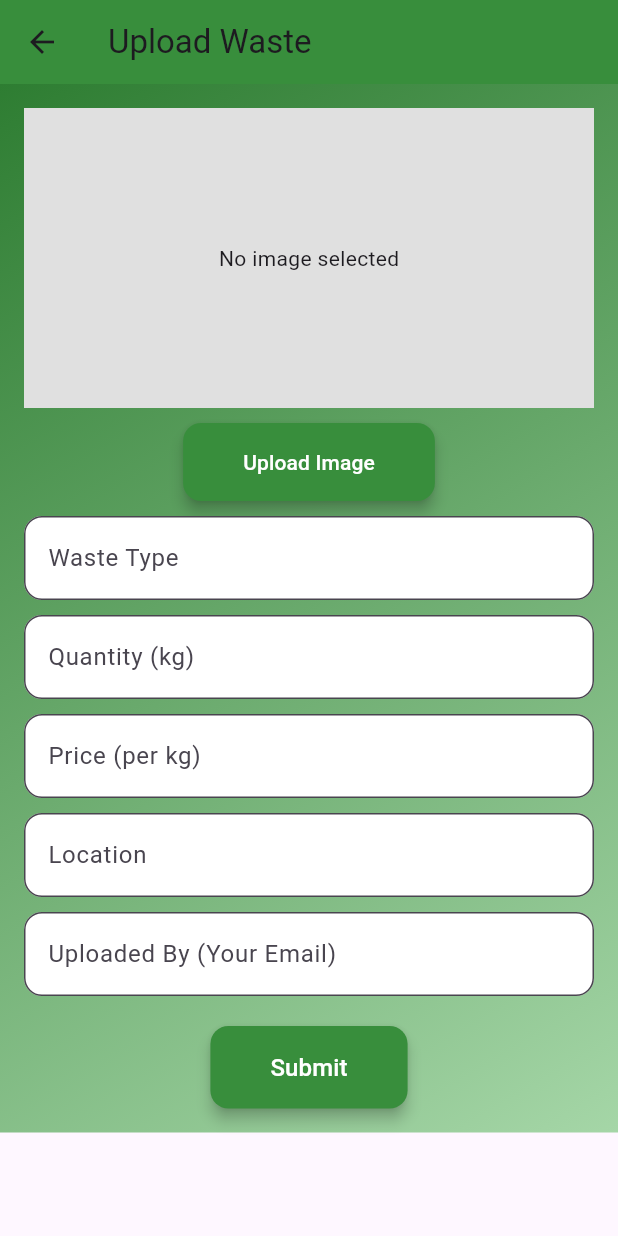
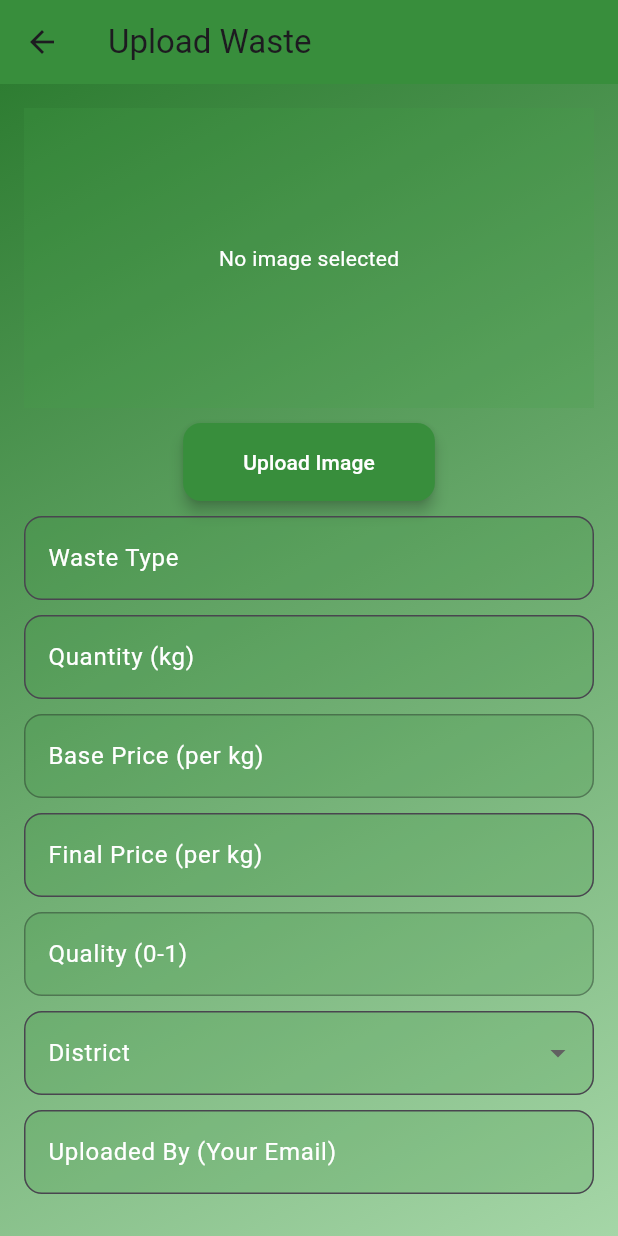
Before and after one commit to kaali18/TrashNada, a Flutter app: the UploadWasteScreen screen opened directly, after a tap on "Upload Image", on a phone screen of 412 x 824 dp. Run offline on Flutter 3.47's test engine with Material 3 defaults, Android fonts, the phone set to English and light mode, and no system bars; our stand-ins replace google_generative_ai, image_picker, jwt_decoder, shared_preferences; missing offline and left inert: tflite_flutter; accounts and stored records are empty.

Commit message:
UPDATION TILL SUCCESS RUNNING OF 2 AI

```diff
--- /dev/null
+++ b/lib/utils/price_detector.dart
@@ -0,0 +1,57 @@
+import 'package:tflite_flutter/tflite_flutter.dart';
+//import 'dart:typed_data';
+
+class PriceDetector {
+  Interpreter? _interpreter;
+  final List<String> labels = ['plastic', 'metal', 'paper', 'cardboard', 'trash', 'glass'];
+  bool _isModelLoaded = false;
+
+  Future<void> loadModel() async {
+    try {
+      _interpreter = await Interpreter.fromAsset('assets/models/advanced_price_predictor.tflite');
+      _isModelLoaded = true;
+      print('Price detection model loaded successfully');
+      print('Input shape: ${_interpreter!.getInputTensor(0).shape}');
+      print('Output shape: ${_interpreter!.getOutputTensor(0).shape}');
+    } catch (e) {
+      print('Error loading price detection model: $e');
+      throw Exception('Failed to load price detection model');
+    }
+  }
+
+  Future<double> predictPrice(String wasteType, double quality) async {
+    if (!_isModelLoaded || _interpreter == null) {
+      print('Price model not loaded');
+      return 0.0;
+    }
+
+    try {
+      // Create a mutable list for one-hot encoding
+      List<double> oneHot = List<double>.generate(labels.length, (_) => 0.0);
+      int index = labels.indexOf(wasteType.toLowerCase());
+      if (index != -1) {
+        oneHot[index] = 1.0;
+      } else {
+        oneHot[labels.indexOf('trash')] = 1.0; // Default to trash
+      }
+
+      // Add quality to the input list (total 7 elements)
+      List<double> inputData = [...oneHot, quality.clamp(0.0, 1.0)];
+      var input = [inputData]; // Shape [1, 7]
+      var output = List.filled(1, List.filled(1, 0.0)); // Shape [1, 1]
+
+      _interpreter!.run(input, output);
+      print('Price output: ${output[0][0]}');
+
+      return output[0][0].clamp(0.0, 1000.0);
+    } catch (e) {
+      print('Price prediction error: $e');
+      return 0.0;
+    }
+  }
+
+  void close() {
+    _interpreter?.close();
+    _isModelLoaded = false;
+  }
+}
--- a/lib/wasteUploadScreen.dart
+++ b/lib/wasteUploadScreen.dart
@@ -2,6 +2,7 @@ import 'package:flutter/material.dart';
 import 'package:image_picker/image_picker.dart';
 import 'dart:io';
 import '../utils/classifier.dart';
+import '../utils/price_detector.dart';
 import 'package:abwm/Services/api_services.dart';
 
 class UploadWasteScreen extends StatefulWidget {
@@ -14,40 +15,67 @@ class _UploadWasteScreenState extends State<UploadWasteScreen> {
   final _typeController = TextEditingController();
   final _quantityController = TextEditingController();
   final _priceController = TextEditingController();
-  final _locationController = TextEditingController();
   final _uploadedByController = TextEditingController();
+  final _basePriceController = TextEditingController();
+  final _qualityController = TextEditingController();
+
+  // List of 14 districts in Kerala
+  final List<String> _districts = [
+    'Alappuzha',
+    'Ernakulam',
+    'Idukki',
+    'Kannur',
+    'Kasaragod',
+    'Kollam',
+    'Kottayam',
+    'Kozhikode',
+    'Malappuram',
+    'Palakkad',
+    'Pathanamthitta',
+    'Thiruvananthapuram',
+    'Thrissur',
+    'Wayanad',
+  ];
+  String? _selectedDistrict; // To hold the selected district
 
   File? _image;
   late WasteClassifier _classifier;
+  late PriceDetector _priceDetector;
   bool _isClassifying = false;
+  bool _isPriceDetecting = false;
   bool _isModelLoading = true;
+  bool _isPriceModelLoading = true;
   bool _isUploading = false;
 
   @override
   void initState() {
     super.initState();
     _classifier = WasteClassifier();
-    _loadModel();
+    _priceDetector = PriceDetector();
+    _loadModels();
   }
 
-  Future<void> _loadModel() async {
-    setState(() => _isModelLoading = true);
+  Future<void> _loadModels() async {
     try {
       await _classifier.loadModel();
       setState(() => _isModelLoading = false);
+      await _priceDetector.loadModel();
+      setState(() => _isPriceModelLoading = false);
     } catch (e) {
-      print('Model load failed: $e');
-      setState(() => _isModelLoading = false);
       ScaffoldMessenger.of(context).showSnackBar(
-        SnackBar(content: Text('Failed to load model: $e')),
+        SnackBar(content: Text('Failed to load models: $e')),
       );
+      setState(() {
+        _isModelLoading = false;
+        _isPriceModelLoading = false;
+      });
     }
   }
 
   Future<void> _pickImage() async {
-  if (_isModelLoading) {
+    if (_isModelLoading || _isPriceModelLoading) {
       ScaffoldMessenger.of(context).showSnackBar(
-      SnackBar(content: Text('Please wait, model is still loading')),
+        SnackBar(content: Text('Please wait, models are loading')),
       );
       return;
     }
@@ -58,44 +86,57 @@ class _UploadWasteScreenState extends State<UploadWasteScreen> {
       setState(() {
         _image = File(pickedFile.path);
         _isClassifying = true;
+        _isPriceDetecting = true;
       });
+
       try {
-      String type = await _classifier.classifyImage(_image!);
-      print('Classification result: $type'); // Now outputs one of: plastic, metal, paper, cardboard, trash, glass
+        String wasteClass = await _classifier.classifyImage(_image!);
+        double quality = 0.8; // Placeholder
+        double basePrice = await _priceDetector.predictPrice(wasteClass, quality);
+
         setState(() {
-        _typeController.text = type; // Ensure UI reflects lowercase labels
+          _typeController.text = wasteClass;
+          _basePriceController.text = basePrice.toStringAsFixed(2);
+          _priceController.text = basePrice.toStringAsFixed(2);
+          _qualityController.text = quality.toStringAsFixed(2);
           _isClassifying = false;
+          _isPriceDetecting = false;
         });
       } catch (e) {
-      print('Error classifying image: $e');
         setState(() {
-        _typeController.text = 'Error';
+          _typeController.text = 'error';
+          _basePriceController.text = '0.00';
+          _priceController.text = '0.00';
+          _qualityController.text = '0.00';
           _isClassifying = false;
+          _isPriceDetecting = false;
         });
+        ScaffoldMessenger.of(context).showSnackBar(
+          SnackBar(content: Text('Error processing image: $e')),
+        );
       }
     }
   }
 
   Future<void> _uploadWaste() async {
-  if (_formKey.currentState!.validate() && _image != null) {
+    if (_formKey.currentState!.validate() && _image != null && _selectedDistrict != null) {
       final waste = {
         'type': _typeController.text,
         'quantity': double.parse(_quantityController.text),
         'price': double.parse(_priceController.text),
-      'location': _locationController.text,
-      'uploadedBy': _uploadedByController.text, // Can be any string now
+        'quality': double.parse(_qualityController.text),
+        'location': _selectedDistrict, // Use selected district
+        'uploadedBy': _uploadedByController.text,
       };
 
       setState(() => _isUploading = true);
       try {
-      print('Uploading waste: $waste, Image: ${_image!.path}');
         await ApiService.uploadWaste(waste, _image!);
         ScaffoldMessenger.of(context).showSnackBar(
           SnackBar(content: Text('Waste uploaded successfully!')),
         );
         Navigator.pop(context);
       } catch (e) {
-      print('Upload error: $e');
         ScaffoldMessenger.of(context).showSnackBar(
           SnackBar(content: Text('Failed to upload waste: $e')),
         );
@@ -104,7 +145,7 @@ class _UploadWasteScreenState extends State<UploadWasteScreen> {
       }
     } else {
       ScaffoldMessenger.of(context).showSnackBar(
-      SnackBar(content: Text('Please upload an image and fill all fields')),
+        SnackBar(content: Text('Please upload an image, select a district, and fill all fields')),
       );
     }
   }
@@ -131,16 +172,22 @@ class _UploadWasteScreenState extends State<UploadWasteScreen> {
             child: SingleChildScrollView(
               child: Column(
                 children: [
-                  _isModelLoading
-                      ? Center(child: CircularProgressIndicator())
+                  _isModelLoading || _isPriceModelLoading
+                      ? Center(child: CircularProgressIndicator(color: Colors.white))
                       : _image == null
                           ? Container(
                               height: 200,
                               width: double.infinity,
-                              color: Colors.grey.shade300,
-                              child: Center(child: Text('No image selected')),
+                              color: Colors.green.shade600.withOpacity(0.2),
+                              child: Center(child: Text('No image selected', style: TextStyle(color: Colors.white))),
                             )
-                          : Image.file(_image!, height: 200, fit: BoxFit.cover),
+                          : Stack(
+                              children: [
+                                Image.file(_image!, height: 200, fit: BoxFit.cover),
+                                if (_isClassifying || _isPriceDetecting)
+                                  Center(child: CircularProgressIndicator(color: Colors.white)),
+                              ],
+                            ),
                   SizedBox(height: 10),
                   ElevatedButton(
                     onPressed: _pickImage,
@@ -155,15 +202,12 @@ class _UploadWasteScreenState extends State<UploadWasteScreen> {
                     controller: _typeController,
                     decoration: InputDecoration(
                       labelText: 'Waste Type',
-                      suffixIcon: _isClassifying ? CircularProgressIndicator() : null,
                       border: OutlineInputBorder(borderRadius: BorderRadius.circular(12)),
                       filled: true,
-                      fillColor: Colors.white,
+                      fillColor: Colors.green.shade700.withOpacity(0.2),
+                      labelStyle: TextStyle(color: Colors.white),
                     ),
-                    validator: (value) {
-                      if (value!.isEmpty) return 'Please upload an image or enter waste type';
-                      return null;
-                    },
+                    validator: (value) => value!.isEmpty ? 'Please enter waste type' : null,
                   ),
                   SizedBox(height: 10),
                   TextFormField(
@@ -172,7 +216,8 @@ class _UploadWasteScreenState extends State<UploadWasteScreen> {
                       labelText: 'Quantity (kg)',
                       border: OutlineInputBorder(borderRadius: BorderRadius.circular(12)),
                       filled: true,
-                      fillColor: Colors.white,
+                      fillColor: Colors.green.shade700.withOpacity(0.2),
+                      labelStyle: TextStyle(color: Colors.white),
                     ),
                     keyboardType: TextInputType.number,
                     validator: (value) {
@@ -183,12 +228,25 @@ class _UploadWasteScreenState extends State<UploadWasteScreen> {
                   ),
                   SizedBox(height: 10),
                   TextFormField(
+                    controller: _basePriceController,
+                    decoration: InputDecoration(
+                      labelText: 'Base Price (per kg)',
+                      border: OutlineInputBorder(borderRadius: BorderRadius.circular(12)),
+                      filled: true,
+                      fillColor: Colors.green.shade700.withOpacity(0.2),
+                      labelStyle: TextStyle(color: Colors.white),
+                      enabled: false,
+                    ),
+                  ),
+                  SizedBox(height: 10),
+                  TextFormField(
                     controller: _priceController,
                     decoration: InputDecoration(
-                      labelText: 'Price (per kg)',
+                      labelText: 'Final Price (per kg)',
                       border: OutlineInputBorder(borderRadius: BorderRadius.circular(12)),
                       filled: true,
-                      fillColor: Colors.white,
+                      fillColor: Colors.green.shade700.withOpacity(0.2),
+                      labelStyle: TextStyle(color: Colors.white),
                     ),
                     keyboardType: TextInputType.number,
                     validator: (value) {
@@ -199,17 +257,39 @@ class _UploadWasteScreenState extends State<UploadWasteScreen> {
                   ),
                   SizedBox(height: 10),
                   TextFormField(
-                    controller: _locationController,
+                    controller: _qualityController,
                     decoration: InputDecoration(
-                      labelText: 'Location',
+                      labelText: 'Quality (0-1)',
                       border: OutlineInputBorder(borderRadius: BorderRadius.circular(12)),
                       filled: true,
-                      fillColor: Colors.white,
+                      fillColor: Colors.green.shade700.withOpacity(0.2),
+                      labelStyle: TextStyle(color: Colors.white),
+                      enabled: false,
                     ),
-                    validator: (value) {
-                      if (value!.isEmpty) return 'Please enter location';
-                      return null;
+                  ),
+                  SizedBox(height: 10),
+                  DropdownButtonFormField<String>(
+                    value: _selectedDistrict,
+                    decoration: InputDecoration(
+                      labelText: 'District',
+                      border: OutlineInputBorder(borderRadius: BorderRadius.circular(12)),
+                      filled: true,
+                      fillColor: Colors.green.shade700.withOpacity(0.2),
+                      labelStyle: TextStyle(color: Colors.white),
+                    ),
+                    items: _districts.map((String district) {
+                      return DropdownMenuItem<String>(
+                        value: district,
+                        child: Text(district, style: TextStyle(color: Colors.black)),
+                      );
+                    }).toList(),
+                    onChanged: (String? newValue) {
+                      setState(() {
+                        _selectedDistrict = newValue;
+                      });
                     },
+                    validator: (value) => value == null ? 'Please select a district' : null,
+                    dropdownColor: Colors.green.shade200,
                   ),
                   SizedBox(height: 10),
                   TextFormField(
@@ -218,7 +298,8 @@ class _UploadWasteScreenState extends State<UploadWasteScreen> {
                       labelText: 'Uploaded By (Your Email)',
                       border: OutlineInputBorder(borderRadius: BorderRadius.circular(12)),
                       filled: true,
-                      fillColor: Colors.white,
+                      fillColor: Colors.green.shade700.withOpacity(0.2),
+                      labelStyle: TextStyle(color: Colors.white),
                     ),
                     validator: (value) {
                       if (value!.isEmpty) return 'Please enter your email';
@@ -228,7 +309,7 @@ class _UploadWasteScreenState extends State<UploadWasteScreen> {
                   ),
                   SizedBox(height: 20),
                   _isUploading
-                      ? CircularProgressIndicator()
+                      ? CircularProgressIndicator(color: Colors.white)
                       : ElevatedButton(
                           onPressed: _uploadWaste,
                           style: ElevatedButton.styleFrom(
@@ -251,10 +332,13 @@ class _UploadWasteScreenState extends State<UploadWasteScreen> {
   @override
   void dispose() {
     _classifier.close();
+    _priceDetector.close();
     _typeController.dispose();
     _quantityController.dispose();
     _priceController.dispose();
-    _locationController.dispose();
+    _basePriceController.dispose();
+    _qualityController.dispose();
+   // _locationController.dispose(); // No longer needed but kept for cleanup
     _uploadedByController.dispose();
     super.dispose();
   }
--- a/pubspec.yaml
+++ b/pubspec.yaml
@@ -76,6 +76,7 @@ flutter:
   assets:
      - assets/models/waste_classifier2.tflite
      - assets/models/waste_recommendation_model.tflite
+     - assets/models/advanced_price_predictor.tflite
      - assets/Logo.jpeg
      - assets/login_bg.jpeg
      - assets/background.jpeg
```
Also changed, not shown: lib/main.dart (+4 -4 lines), lib/utils/classifier.dart (+34 -44 lines), 1 other file. Lines whose indentation alone changed are shown as unchanged.
